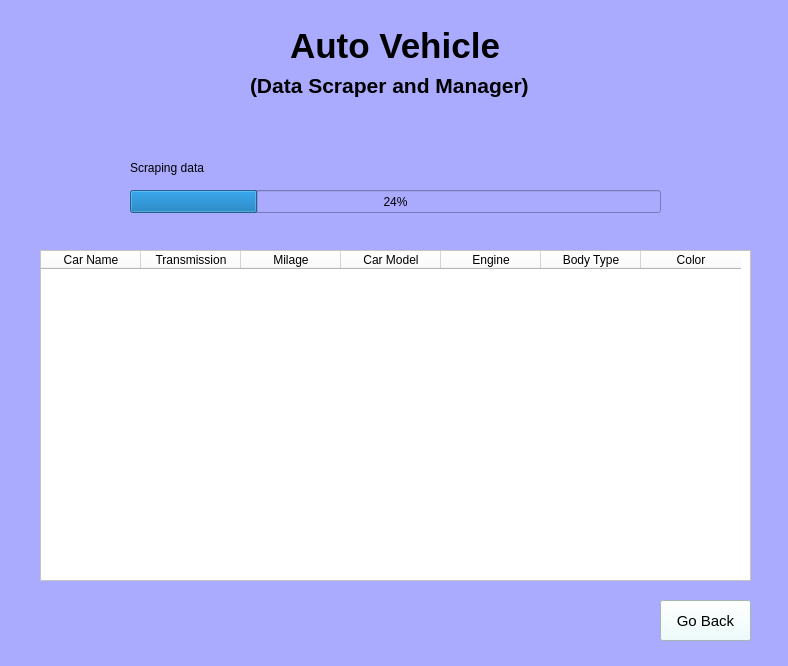
Before: the Qt Designer form MidTerm Project/GUI/foruth.ui in Muneeb912-cmd/Auto-Vehicle-Data-Scaping-and-Management-, drawn with Qt 5.
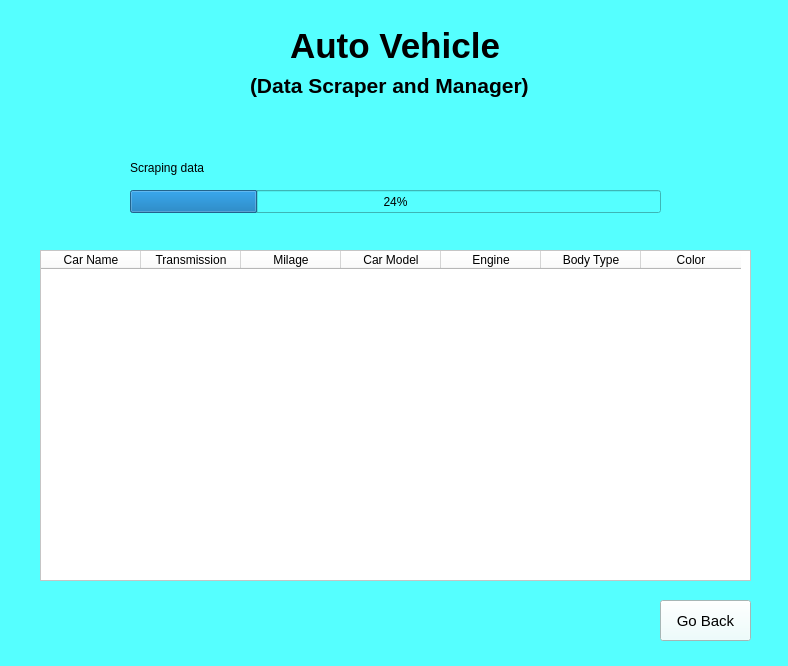
After: the same form once the commit is applied. Icons and pictures are not drawn.

```diff
--- a/MidTerm Project/GUI/foruth.ui
+++ b/MidTerm Project/GUI/foruth.ui
@@ -14,7 +14,7 @@
    <string>DataDisplay</string>
   </property>
   <property name="styleSheet">
-   <string notr="true">background-color:rgb(170, 170, 255)
+   <string notr="true">background-color:rgb(85, 255, 255)
 </string>
   </property>
   <widget class="QLabel" name="label">
```
